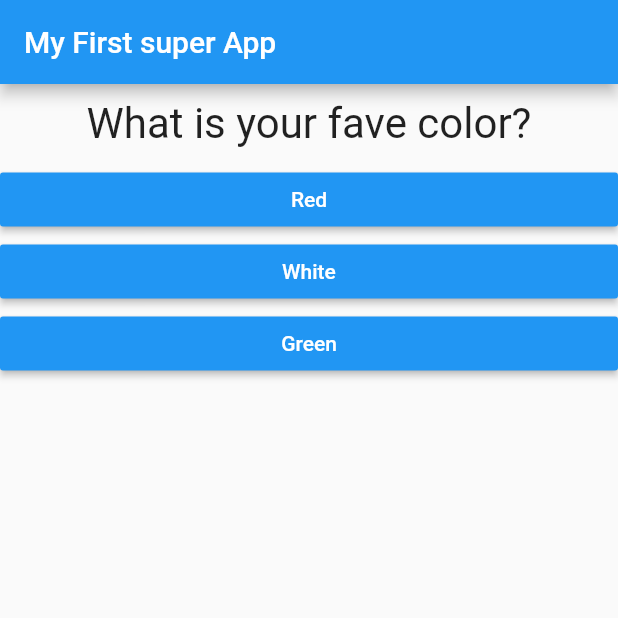
After one commit to matr0s/flutter_cpmplete_guide, a Flutter app: the screen it shows after launch, on a phone screen of 412 x 824 dp, the top half of it. The commit adds this screen. Run offline on Flutter 3.47's test engine with Material 2 defaults, Android fonts, the phone set to English and light mode, and no system bars.

Commit message:
Section 50

```diff
--- a/lib/main.dart
+++ b/lib/main.dart
@@ -1,7 +1,7 @@
 import 'package:flutter/material.dart';
 
-import './question.dart';
-import './answer.dart';
+import './quiz.dart';
+import './result.dart';
 
 void main() {
   runApp(MyApp());
@@ -15,7 +15,7 @@ class MyApp extends StatefulWidget {
 }
 
 class _MyAppState extends State<MyApp> {
-  final questions = const [
+  final _questions = const [
     {
       'questionText': 'What is your fave color?',
       'answers': ['Red', 'White', 'Green'],
@@ -37,7 +37,7 @@ class _MyAppState extends State<MyApp> {
       _questionIndex += 1;
     });
     print(_questionIndex);
-    if (_questionIndex < questions.length) {
+    if (_questionIndex < _questions.length) {
       print('We still have questions in line');
     }
   }
@@ -49,19 +49,13 @@ class _MyAppState extends State<MyApp> {
         appBar: AppBar(
           title: Text('My First super App'),
         ),
-        body: _questionIndex < questions.length ? Column(
-          children: [
-            Question(
-              questions[_questionIndex]['questionText'],
-            ),
-            ...(questions[_questionIndex]['answers'] as List<String>)
-                .map((answer) {
-              return Answer(_answerQuestion, answer);
-            }).toList()
-          ],
-        ) : Center(
-          child: Text('You did it'),
-        ) ,
+        body: _questionIndex < _questions.length
+            ? Quiz(
+                answerQuestion: _answerQuestion,
+                questionIndex: _questionIndex,
+                questions: _questions,
+              )
+            : Result(),
       ),
     );
   }
--- /dev/null
+++ b/lib/quiz.dart
@@ -0,0 +1,30 @@
+import 'package:flutter/material.dart';
+
+import './question.dart';
+import './answer.dart';
+
+class Quiz extends StatelessWidget {
+  final List<Map<String, Object>> questions;
+  final int questionIndex;
+  final Function answerQuestion;
+
+  Quiz({
+    @required this.questions,
+    @required this.answerQuestion,
+    @required this.questionIndex,
+  });
+
+  @override
+  Widget build(BuildContext context) {
+    return Column(
+      children: [
+        Question(
+          questions[questionIndex]['questionText'],
+        ),
+        ...(questions[questionIndex]['answers'] as List<String>).map((answer) {
+          return Answer(answerQuestion, answer);
+        }).toList()
+      ],
+    );
+  }
+}
```
Also changed, not shown: lib/result.dart (added, +10 -0 lines).
